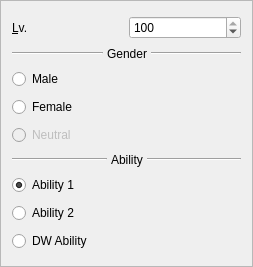
This is src/Teambuilder/Teambuilder/pokelevelsettings.ui in po-devs/pokemon-online as Qt 5 draws it before an edit. The edited form follows.
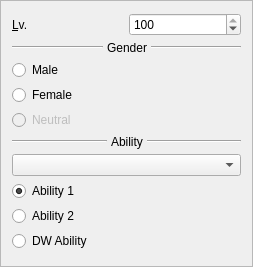
This is the edited form.

Diff of the .ui file:
```diff
--- a/src/Teambuilder/Teambuilder/pokelevelsettings.ui
+++ b/src/Teambuilder/Teambuilder/pokelevelsettings.ui
@@ -136,6 +136,9 @@
      </item>
     </layout>
    </item>
+   <item>
+    <widget class="QComboBox" name="ability"/>
+   </item>
    <item>
     <widget class="QRadioButton" name="ability1">
      <property name="text">
```
